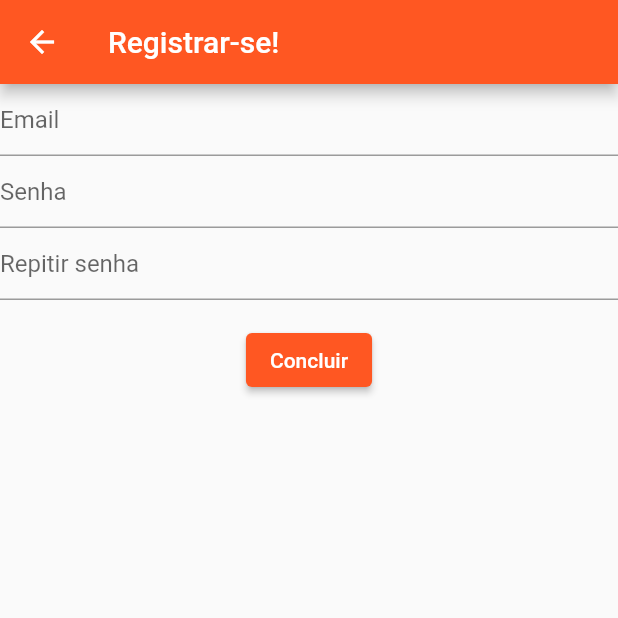
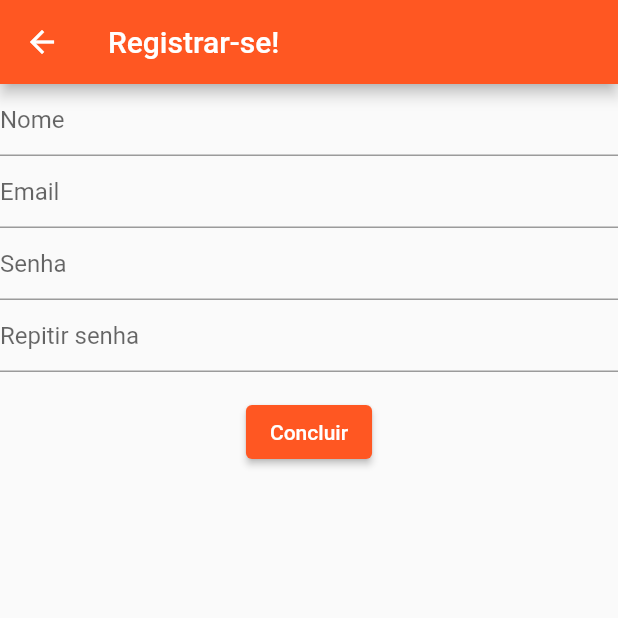
Before and after one commit to JefersonShimoda/petadoter, a Flutter app: the registro screen opened directly, on a phone screen of 412 x 824 dp, the top half of it. Run offline on Flutter 3.47's test engine with Material 2 defaults, Android fonts, the phone set to English and light mode, and no system bars; network calls fail.

Commit message:
cadastro e login correção

```diff
--- a/lib/main.dart
+++ b/lib/main.dart
@@ -375,6 +375,11 @@ class registro extends StatelessWidget {
             children: <Widget>[
               TextFormField(
                 decoration: const InputDecoration(
+                  hintText: 'Nome',
+                ),
+              ),
+              TextFormField(
+                decoration: const InputDecoration(
                   hintText: 'Email',
                 ),
               ),
```
